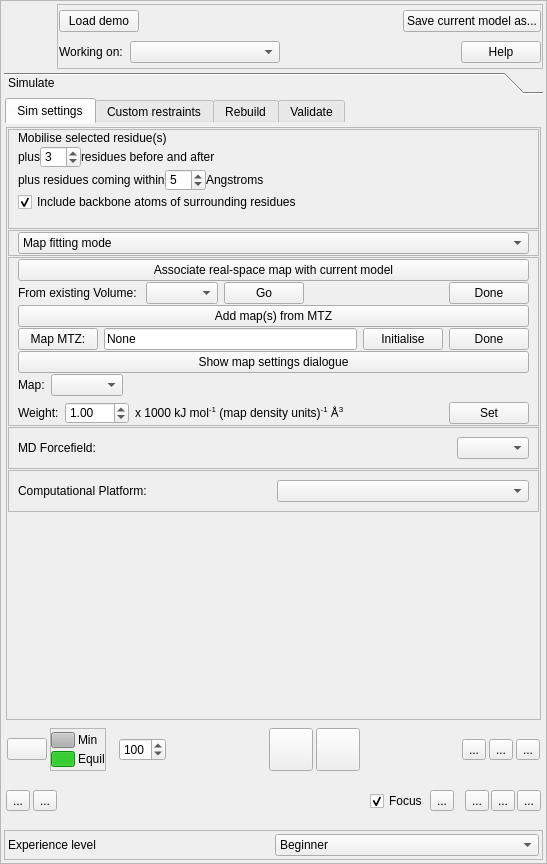
This is isolde/src/IsoldeFrame.ui in tristanic/isolde as Qt 5 draws it before an edit. The edited form follows.
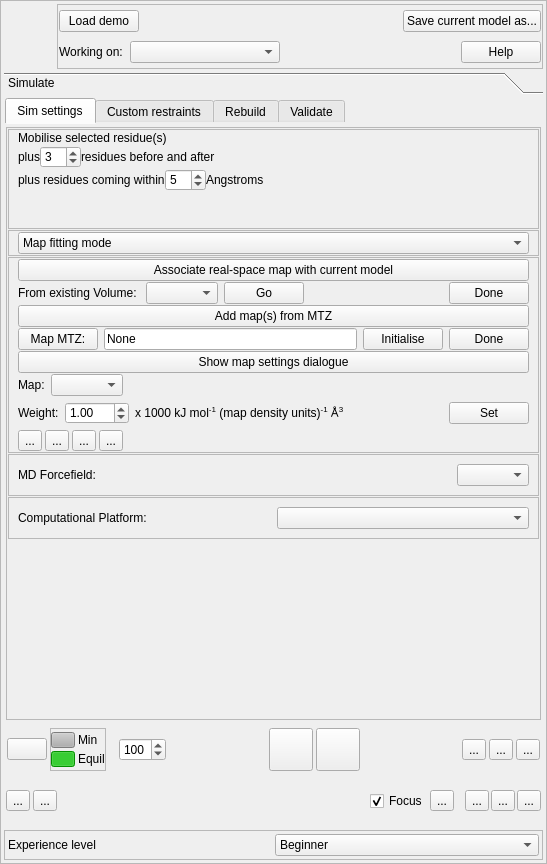
This is the edited form. Icons and pictures are not drawn.

What changed in the file:
```diff
--- a/isolde/src/IsoldeFrame.ui
+++ b/isolde/src/IsoldeFrame.ui
@@ -477,16 +477,6 @@
                       </item>
                      </layout>
                     </item>
-                    <item row="3" column="0">
-                     <widget class="QCheckBox" name="_sim_basic_mobile_sel_backbone_checkbox">
-                      <property name="text">
-                       <string>Include backbone atoms of surrounding residues</string>
-                      </property>
-                      <property name="checked">
-                       <bool>true</bool>
-                      </property>
-                     </widget>
-                    </item>
                    </layout>
                   </widget>
                  </item>
@@ -838,6 +828,109 @@
                          </item>
                         </layout>
                        </item>
+                       <item>
+                        <layout class="QHBoxLayout" name="horizontalLayout_14">
+                         <property name="spacing">
+                          <number>3</number>
+                         </property>
+                         <property name="bottomMargin">
+                          <number>0</number>
+                         </property>
+                         <item>
+                          <widget class="QToolButton" name="_map_settings_solid_surface_button">
+                           <property name="toolTip">
+                            <string>Set this map to opaque surface representation</string>
+                           </property>
+                           <property name="text">
+                            <string>...</string>
+                           </property>
+                           <property name="icon">
+                            <iconset resource="resources/resources.qrc">
+                             <normaloff>:/icons/mapsurf.png</normaloff>:/icons/mapsurf.png</iconset>
+                           </property>
+                           <property name="iconSize">
+                            <size>
+                             <width>36</width>
+                             <height>36</height>
+                            </size>
+                           </property>
+                          </widget>
+                         </item>
+                         <item>
+                          <widget class="QToolButton" name="_map_settings_transparent_surface_button">
+                           <property name="toolTip">
+                            <string>Set this map to transparent surface representation</string>
+                           </property>
+                           <property name="text">
+                            <string>...</string>
+                           </property>
+                           <property name="icon">
+                            <iconset resource="resources/resources.qrc">
+                             <normaloff>:/icons/icecube.png</normaloff>:/icons/icecube.png</iconset>
+                           </property>
+                           <property name="iconSize">
+                            <size>
+                             <width>36</width>
+                             <height>36</height>
+                            </size>
+                           </property>
+                          </widget>
+                         </item>
+                         <item>
+                          <widget class="QToolButton" name="_map_settings_mesh_button">
+                           <property name="toolTip">
+                            <string>Set this map to mesh representation</string>
+                           </property>
+                           <property name="text">
+                            <string>...</string>
+                           </property>
+                           <property name="icon">
+                            <iconset resource="resources/resources.qrc">
+                             <normaloff>:/icons/mesh.png</normaloff>:/icons/mesh.png</iconset>
+                           </property>
+                           <property name="iconSize">
+                            <size>
+                             <width>36</width>
+                             <height>36</height>
+                            </size>
+                           </property>
+                          </widget>
+                         </item>
+                         <item>
+                          <widget class="QToolButton" name="_map_settings_color_button">
+                           <property name="toolTip">
+                            <string>Change the colour of this map</string>
+                           </property>
+                           <property name="text">
+                            <string>...</string>
+                           </property>
+                           <property name="icon">
+                            <iconset resource="resources/resources.qrc">
+                             <normaloff>:/icons/rainbow.png</normaloff>:/icons/rainbow.png</iconset>
+                           </property>
+                           <property name="iconSize">
+                            <size>
+                             <width>36</width>
+                             <height>36</height>
+                            </size>
+                           </property>
+                          </widget>
+                         </item>
+                         <item>
+                          <spacer name="horizontalSpacer_25">
+                           <property name="orientation">
+                            <enum>Qt::Horizontal</enum>
+                           </property>
+                           <property name="sizeHint" stdset="0">
+                            <size>
+                             <width>40</width>
+                             <height>20</height>
+                            </size>
+                           </property>
+                          </spacer>
+                         </item>
+                        </layout>
+                       </item>
                       </layout>
                      </widget>
                     </item>
```
Left out of the diff: 2 changed lines with no effect on the pictures.
